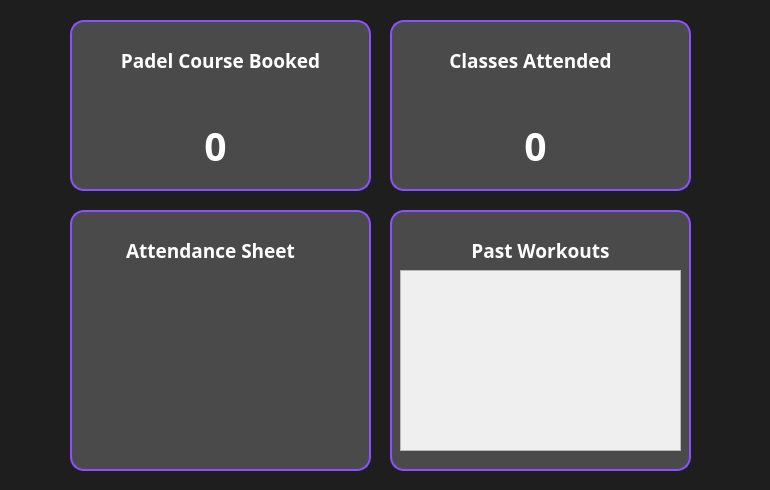
Above: XFitGym/dashboard.ui from AhmedAymann/XFitGym before the change. Below: the same form after it.
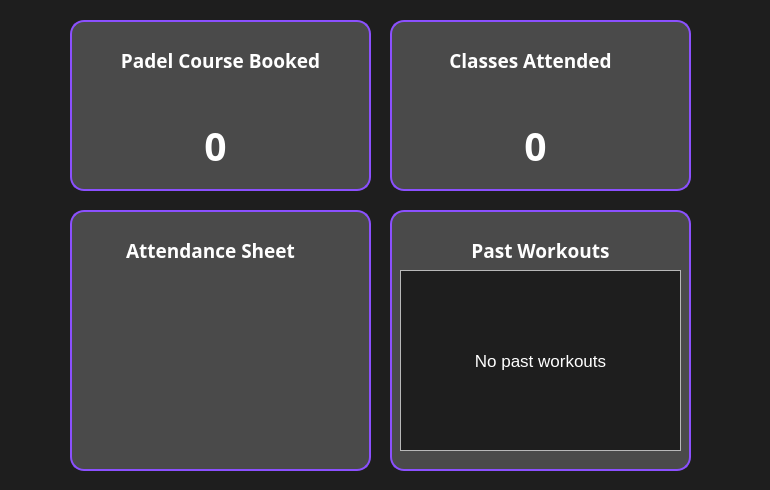
That is the form after the change.

Patch:
```diff
--- a/XFitGym/dashboard.ui
+++ b/XFitGym/dashboard.ui
@@ -340,8 +340,39 @@
        <height>16777215</height>
       </size>
      </property>
+     <property name="styleSheet">
+      <string notr="true">QWidget#scrollAreaWidgetContents{background-color: #1e1e1e;
+color: white;
+}</string>
+     </property>
     </widget>
    </widget>
+   <widget class="QLabel" name="message">
+    <property name="geometry">
+     <rect>
+      <x>10</x>
+      <y>60</y>
+      <width>281</width>
+      <height>181</height>
+     </rect>
+    </property>
+    <property name="font">
+     <font>
+      <pointsize>13</pointsize>
+     </font>
+    </property>
+    <property name="styleSheet">
+     <string notr="true">background-color: transparent;
+color: white;
+</string>
+    </property>
+    <property name="text">
+     <string>No past workouts</string>
+    </property>
+    <property name="alignment">
+     <set>Qt::AlignmentFlag::AlignCenter</set>
+    </property>
+   </widget>
   </widget>
   <widget class="QLabel" name="Background">
    <property name="geometry">
```
